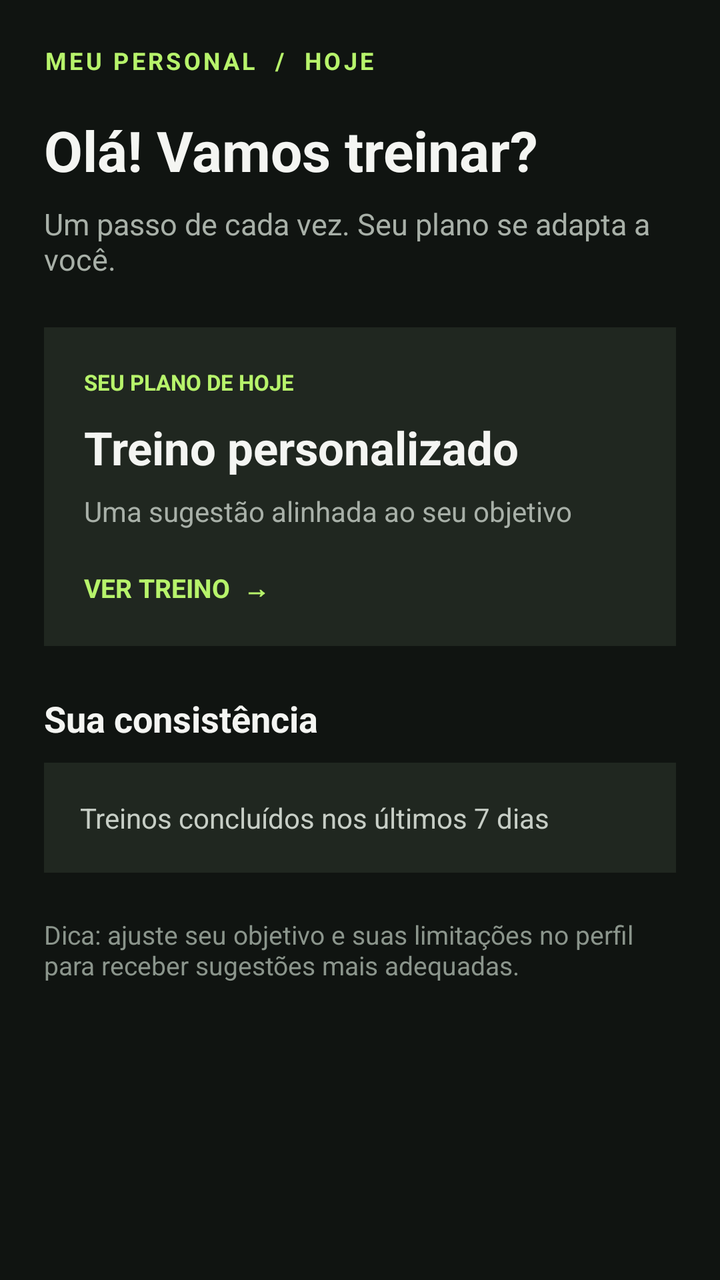
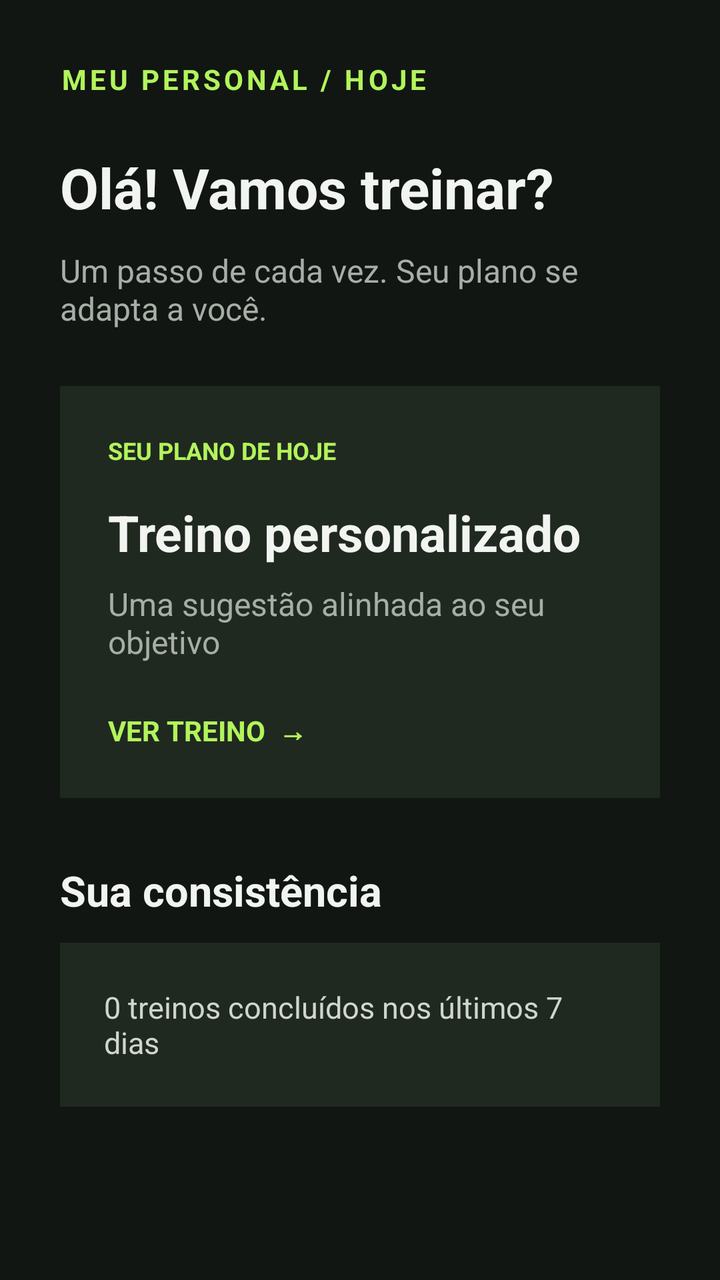

Two renders of the same Android screen: before a commit and after it. Below are the layout's source before the change and the commit's diff.
<!-- AndroidManifest.xml: application theme Theme.MeuPersonal -->
<!-- res/layout/fragment_dashboard.xml -->
<?xml version="1.0" encoding="utf-8"?>
<ScrollView xmlns:android="http://schemas.android.com/apk/res/android" android:layout_width="match_parent" android:layout_height="match_parent" android:fillViewport="true" android:background="#101411">
    <LinearLayout android:layout_width="match_parent" android:layout_height="wrap_content" android:orientation="vertical" android:padding="22dp">
        <TextView android:layout_width="wrap_content" android:layout_height="wrap_content" android:text="MEU PERSONAL  /  HOJE" android:textColor="#B7F36B" android:textSize="12sp" android:textStyle="bold" android:letterSpacing="0.12" />
        <TextView android:id="@+id/textSaudacao" android:layout_width="match_parent" android:layout_height="wrap_content" android:layout_marginTop="18dp" android:text="Olá! Vamos treinar?" android:textColor="#F4F5F2" android:textSize="28sp" android:textStyle="bold" />
        <TextView android:layout_width="match_parent" android:layout_height="wrap_content" android:layout_marginTop="8dp" android:layout_marginBottom="24dp" android:text="Um passo de cada vez. Seu plano se adapta a você." android:textColor="#A8B0A8" android:textSize="15sp" />
        <LinearLayout android:id="@+id/cardAcessoTreinoDia" android:layout_width="match_parent" android:layout_height="wrap_content" android:orientation="vertical" android:padding="20dp" android:background="#202720" android:clickable="true" android:focusable="true">
            <TextView android:id="@+id/textCardRotulo" android:layout_width="wrap_content" android:layout_height="wrap_content" android:text="SEU PLANO DE HOJE" android:textColor="#B7F36B" android:textSize="11sp" android:textStyle="bold" />
            <TextView android:id="@+id/textCardTitulo" android:layout_width="match_parent" android:layout_height="wrap_content" android:layout_marginTop="10dp" android:text="Treino personalizado" android:textColor="#F4F5F2" android:textSize="23sp" android:textStyle="bold" />
            <TextView android:id="@+id/textCardDetalhe" android:layout_width="match_parent" android:layout_height="wrap_content" android:layout_marginTop="7dp" android:text="Uma sugestão alinhada ao seu objetivo" android:textColor="#A8B0A8" android:textSize="14sp" />
            <TextView android:layout_width="wrap_content" android:layout_height="wrap_content" android:layout_marginTop="20dp" android:text="VER TREINO  →" android:textColor="#B7F36B" android:textSize="13sp" android:textStyle="bold" />
        </LinearLayout>
        <TextView android:layout_width="wrap_content" android:layout_height="wrap_content" android:layout_marginTop="24dp" android:text="Sua consistência" android:textColor="#F4F5F2" android:textSize="18sp" android:textStyle="bold" />
        <TextView android:id="@+id/textProgresso" android:layout_width="match_parent" android:layout_height="wrap_content" android:layout_marginTop="10dp" android:padding="18dp" android:text="Treinos concluídos nos últimos 7 dias" android:textColor="#C7CEC6" android:textSize="14sp" android:background="#202720" />
        <TextView android:layout_width="match_parent" android:layout_height="wrap_content" android:layout_marginTop="22dp" android:text="Dica: ajuste seu objetivo e suas limitações no perfil para receber sugestões mais adequadas." android:textColor="#8B958C" android:textSize="13sp" />
    </LinearLayout>
</ScrollView>
<!-- resources referenced by this layout -->
<resources>
  <style name="Theme.MeuPersonal" parent="Base.Theme.MeuPersonal" />
  <style name="Base.Theme.MeuPersonal" parent="Theme.Material3.DayNight.NoActionBar">
          
          
      </style>
</resources>

<!-- the commit's change to res/layout/fragment_dashboard.xml (unified diff, before → after) -->
@@ -1,17 +1,111 @@
 <?xml version="1.0" encoding="utf-8"?>
-<ScrollView xmlns:android="http://schemas.android.com/apk/res/android" android:layout_width="match_parent" android:layout_height="match_parent" android:fillViewport="true" android:background="#101411">
-    <LinearLayout android:layout_width="match_parent" android:layout_height="wrap_content" android:orientation="vertical" android:padding="22dp">
-        <TextView android:layout_width="wrap_content" android:layout_height="wrap_content" android:text="MEU PERSONAL  /  HOJE" android:textColor="#B7F36B" android:textSize="12sp" android:textStyle="bold" android:letterSpacing="0.12" />
-        <TextView android:id="@+id/textSaudacao" android:layout_width="match_parent" android:layout_height="wrap_content" android:layout_marginTop="18dp" android:text="Olá! Vamos treinar?" android:textColor="#F4F5F2" android:textSize="28sp" android:textStyle="bold" />
-        <TextView android:layout_width="match_parent" android:layout_height="wrap_content" android:layout_marginTop="8dp" android:layout_marginBottom="24dp" android:text="Um passo de cada vez. Seu plano se adapta a você." android:textColor="#A8B0A8" android:textSize="15sp" />
-        <LinearLayout android:id="@+id/cardAcessoTreinoDia" android:layout_width="match_parent" android:layout_height="wrap_content" android:orientation="vertical" android:padding="20dp" android:background="#202720" android:clickable="true" android:focusable="true">
-            <TextView android:id="@+id/textCardRotulo" android:layout_width="wrap_content" android:layout_height="wrap_content" android:text="SEU PLANO DE HOJE" android:textColor="#B7F36B" android:textSize="11sp" android:textStyle="bold" />
-            <TextView android:id="@+id/textCardTitulo" android:layout_width="match_parent" android:layout_height="wrap_content" android:layout_marginTop="10dp" android:text="Treino personalizado" android:textColor="#F4F5F2" android:textSize="23sp" android:textStyle="bold" />
-            <TextView android:id="@+id/textCardDetalhe" android:layout_width="match_parent" android:layout_height="wrap_content" android:layout_marginTop="7dp" android:text="Uma sugestão alinhada ao seu objetivo" android:textColor="#A8B0A8" android:textSize="14sp" />
-            <TextView android:layout_width="wrap_content" android:layout_height="wrap_content" android:layout_marginTop="20dp" android:text="VER TREINO  →" android:textColor="#B7F36B" android:textSize="13sp" android:textStyle="bold" />
+<ScrollView xmlns:android="http://schemas.android.com/apk/res/android"
+    android:layout_width="match_parent"
+    android:layout_height="match_parent"
+    android:background="#111612"
+    android:fillViewport="true">
+
+    <LinearLayout
+        android:layout_width="match_parent"
+        android:layout_height="wrap_content"
+        android:orientation="vertical"
+        android:padding="30dp">
+
+        <TextView
+            android:layout_width="wrap_content"
+            android:layout_height="wrap_content"
+            android:text="MEU PERSONAL / HOJE"
+            android:textColor="#B2F45B"
+            android:textStyle="bold"
+            android:letterSpacing="0.12"
+            android:textSize="14sp" />
+
+        <TextView
+            android:id="@+id/textSaudacao"
+            android:layout_width="match_parent"
+            android:layout_height="wrap_content"
+            android:layout_marginTop="26dp"
+            android:text="Olá! Vamos treinar?"
+            android:textColor="#F2F4F1"
+            android:textSize="28sp"
+            android:textStyle="bold" />
+
+        <TextView
+            android:layout_width="match_parent"
+            android:layout_height="wrap_content"
+            android:layout_marginTop="12dp"
+            android:text="Um passo de cada vez. Seu plano se adapta a você."
+            android:textColor="#A7AEA7"
+            android:textSize="16sp" />
+
+        <LinearLayout
+            android:id="@+id/cardAcessoTreinoDia"
+            android:layout_width="match_parent"
+            android:layout_height="wrap_content"
+            android:layout_marginTop="28dp"
+            android:background="#202920"
+            android:clickable="true"
+            android:focusable="true"
+            android:orientation="vertical"
+            android:padding="24dp">
+
+            <TextView
+                android:layout_width="wrap_content"
+                android:layout_height="wrap_content"
+                android:text="SEU PLANO DE HOJE"
+                android:textColor="#B2F45B"
+                android:textStyle="bold"
+                android:textSize="12sp" />
+
+            <TextView
+                android:id="@+id/textTituloPlano"
+                android:layout_width="match_parent"
+                android:layout_height="wrap_content"
+                android:layout_marginTop="16dp"
+                android:text="Treino personalizado"
+                android:textColor="#F2F4F1"
+                android:textSize="25sp"
+                android:textStyle="bold" />
+
+            <TextView
+                android:id="@+id/textDescricaoPlano"
+                android:layout_width="match_parent"
+                android:layout_height="wrap_content"
+                android:layout_marginTop="8dp"
+                android:text="Uma sugestão alinhada ao seu objetivo"
+                android:textColor="#A7AEA7"
+                android:textSize="16sp" />
+
+            <TextView
+                android:layout_width="wrap_content"
+                android:layout_height="wrap_content"
+                android:layout_marginTop="24dp"
+                android:text="VER TREINO  →"
+                android:textColor="#B2F45B"
+                android:textStyle="bold"
+                android:textSize="14sp" />
+
         </LinearLayout>
-        <TextView android:layout_width="wrap_content" android:layout_height="wrap_content" android:layout_marginTop="24dp" android:text="Sua consistência" android:textColor="#F4F5F2" android:textSize="18sp" android:textStyle="bold" />
-        <TextView android:id="@+id/textProgresso" android:layout_width="match_parent" android:layout_height="wrap_content" android:layout_marginTop="10dp" android:padding="18dp" android:text="Treinos concluídos nos últimos 7 dias" android:textColor="#C7CEC6" android:textSize="14sp" android:background="#202720" />
-        <TextView android:layout_width="match_parent" android:layout_height="wrap_content" android:layout_marginTop="22dp" android:text="Dica: ajuste seu objetivo e suas limitações no perfil para receber sugestões mais adequadas." android:textColor="#8B958C" android:textSize="13sp" />
+
+        <TextView
+            android:layout_width="wrap_content"
+            android:layout_height="wrap_content"
+            android:layout_marginTop="32dp"
+            android:text="Sua consistência"
+            android:textColor="#F2F4F1"
+            android:textSize="21sp"
+            android:textStyle="bold" />
+
+        <TextView
+            android:id="@+id/textConsistencia"
+            android:layout_width="match_parent"
+            android:layout_height="wrap_content"
+            android:layout_marginTop="12dp"
+            android:background="#202920"
+            android:padding="22dp"
+            android:text="0 treinos concluídos nos últimos 7 dias"
+            android:textColor="#D0D5D0"
+            android:textSize="15sp" />
+
     </LinearLayout>
 </ScrollView>
